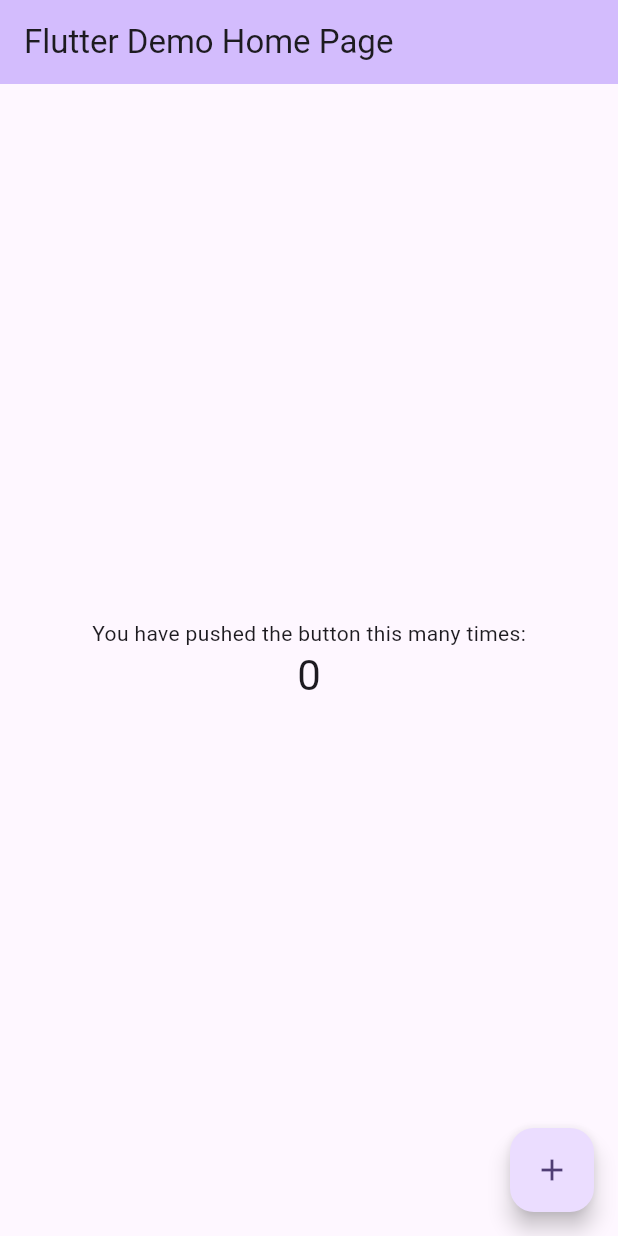
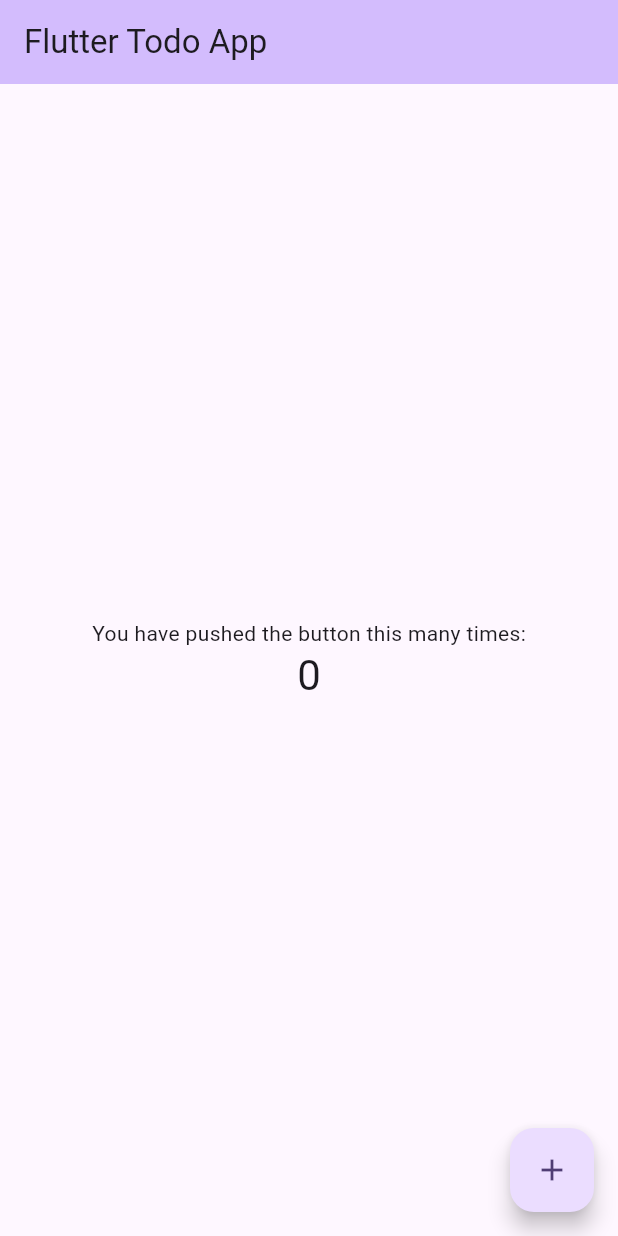
Before and after one commit to arhaaan/TodoFlutter, a Flutter app: the screen it shows after launch, on a phone screen of 412 x 824 dp. Run offline on Flutter 3.47's test engine with Material 3 defaults, Android fonts, the phone set to English and light mode, and no system bars.

Commit message:
- first commit

```diff
--- a/todo_flutter/lib/main.dart
+++ b/todo_flutter/lib/main.dart
@@ -31,7 +31,7 @@ class MyApp extends StatelessWidget {
         colorScheme: ColorScheme.fromSeed(seedColor: Colors.deepPurple),
         useMaterial3: true,
       ),
-      home: const MyHomePage(title: 'Flutter Demo Home Page'),
+      home: const MyHomePage(title: 'Flutter Todo App'),
     );
   }
 }
```
Also changed, not shown: 2 other files.
